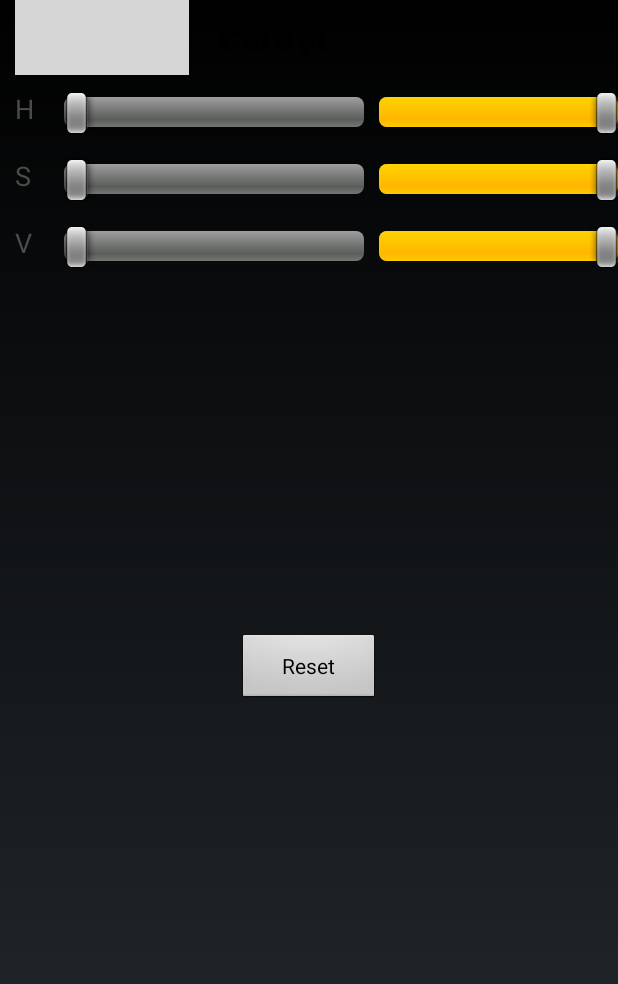
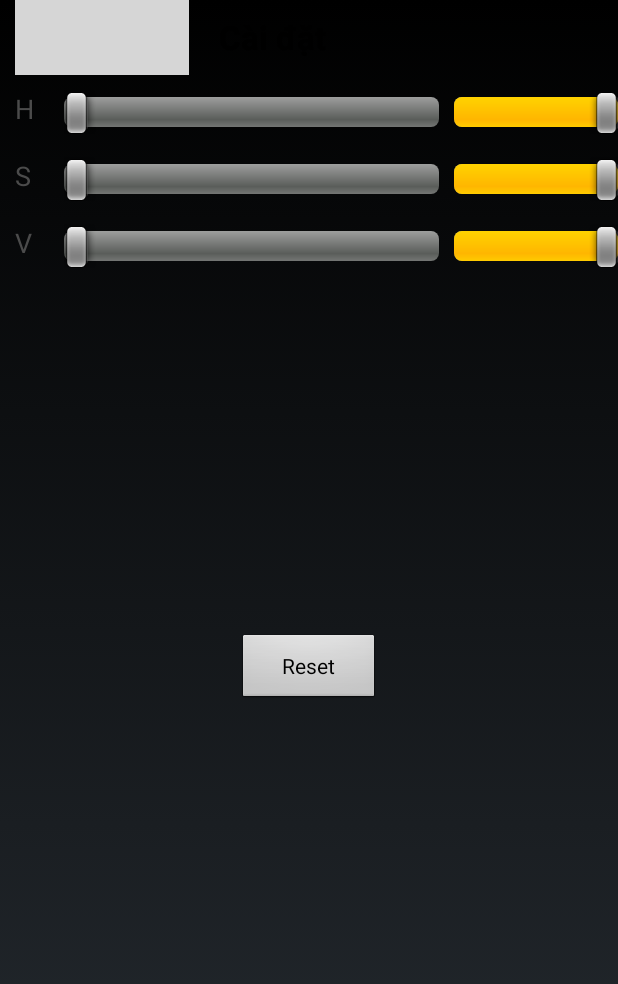
Before and after one commit to thigiacmaytinh/FilterColor, an Android app: the layout activity_setting.xml on its own in the app's theme, with its tools: preview values and no code run, on a phone screen of 412 x 824 dp. Shown: the top 984 px of the screen. Run offline under Robolectric (Android 15) with nearby library versions, the phone set to English and light mode, and no system bars; grey boxes are pictures that could not be loaded.

Commit message:
- change seekbar length

```diff
--- a/app/src/main/res/layout/activity_setting.xml
+++ b/app/src/main/res/layout/activity_setting.xml
@@ -70,7 +70,7 @@
             android:paddingRight="10dp" />
 
         <SeekBar
-            android:layout_width="200dp"
+            android:layout_width="250dp"
             android:layout_height="wrap_content"
             android:id="@+id/hMin"
             android:max="255"
@@ -95,7 +95,7 @@
             android:paddingRight="10dp" />
 
         <SeekBar
-            android:layout_width="200dp"
+            android:layout_width="250dp"
             android:layout_height="wrap_content"
             android:id="@+id/sMin"
             android:max="255"
@@ -120,7 +120,7 @@
             android:paddingRight="10dp" />
 
         <SeekBar
-            android:layout_width="200dp"
+            android:layout_width="250dp"
             android:layout_height="wrap_content"
             android:id="@+id/vMin"
             android:max="255"
@@ -131,7 +131,7 @@
             android:layout_toEndOf="@+id/lblHmin" />
 
         <SeekBar
-            android:layout_width="200dp"
+            android:layout_width="250dp"
             android:layout_height="wrap_content"
             android:id="@+id/hMax"
             android:max="255"
@@ -142,7 +142,7 @@
             android:layout_toEndOf="@+id/hMin" />
 
         <SeekBar
-            android:layout_width="200dp"
+            android:layout_width="250dp"
             android:layout_height="wrap_content"
             android:id="@+id/sMax"
             android:max="255"
@@ -152,7 +152,7 @@
             android:layout_alignStart="@+id/hMax" />
 
         <SeekBar
-            android:layout_width="200dp"
+            android:layout_width="250dp"
             android:layout_height="wrap_content"
             android:id="@+id/vMax"
             android:max="255"
```
